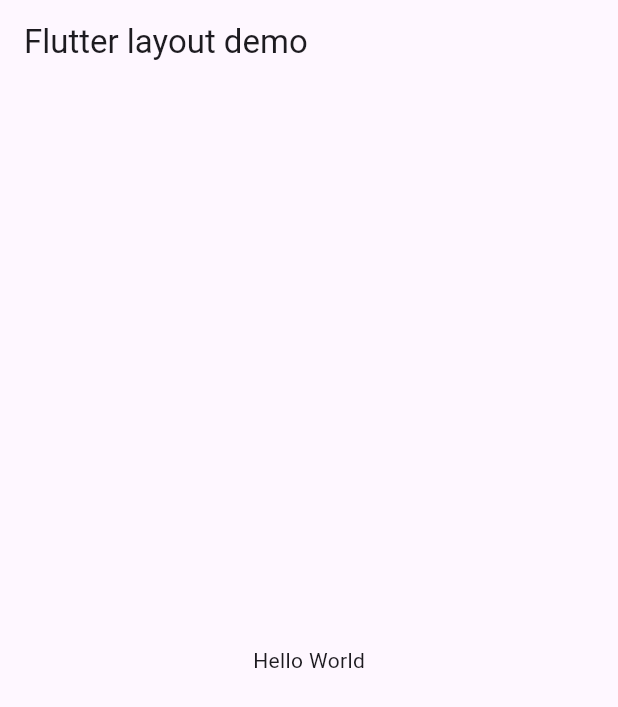
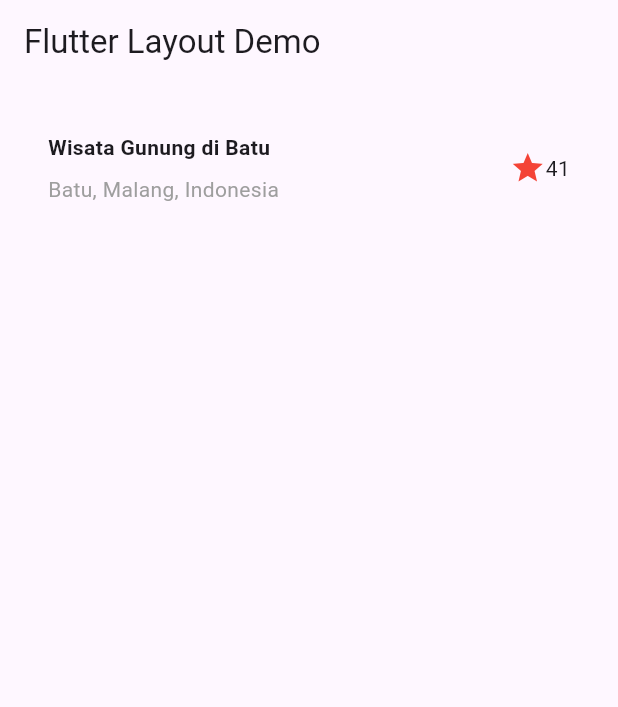
Before and after one commit to eerfinn/flutter-layout-navigation, a Flutter app: the screen it shows after launch, on a phone screen of 412 x 824 dp. Shown: the top 707 px of the screen. Run offline on Flutter 3.47's test engine with Material 3 defaults, Android fonts, the phone set to English and light mode, and no system bars.

Commit message:
Praktikum 1: Langkah 4 - Implementasi title row

```diff
--- a/lib/main.dart
+++ b/lib/main.dart
@@ -9,102 +9,41 @@ class MyApp extends StatelessWidget {
 
   @override
   Widget build(BuildContext context) {
+    Widget titleSection = Container(
+      padding: const EdgeInsets.all(32),
+      child: Row(
+        children: [
+          Expanded(
+            child: Column(
+              crossAxisAlignment: CrossAxisAlignment.start,
+              children: [
+                Container(
+                  padding: const EdgeInsets.only(bottom: 8),
+                  child: const Text(
+                    'Wisata Gunung di Batu',
+                    style: TextStyle(fontWeight: FontWeight.bold),
+                  ),
+                ),
+                Text(
+                  'Batu, Malang, Indonesia',
+                  style: TextStyle(color: Colors.grey[500]),
+                ),
+              ],
+            ),
+          ),
+          Icon(Icons.star, color: Colors.red[500]),
+          const Text('41'),
+        ],
+      ),
+    );
+
     return MaterialApp(
-      title: 'Flutter layout: Erfin Jauhari Dwi Brian dan 2341760088',
+      title: 'Flutter layout: Erfin Jauhari Dwi Brian 2341760088',
       home: Scaffold(
-        appBar: AppBar(
-          title: const Text('Flutter layout demo'),
-        ),
-        body: const Center(
-          child: Text('Hello World'),
-        ),
+        appBar: AppBar(title: const Text('Flutter Layout Demo')),
+        // Ganti body dengan Column yang berisi titleSection
+        body: Column(children: [titleSection]),
       ),
     );
   }
 }
-
-class MyHomePage extends StatefulWidget {
-  const MyHomePage({super.key, required this.title});
-
-  // This widget is the home page of your application. It is stateful, meaning
-  // that it has a State object (defined below) that contains fields that affect
-  // how it looks.
-
-  // This class is the configuration for the state. It holds the values (in this
-  // case the title) provided by the parent (in this case the App widget) and
-  // used by the build method of the State. Fields in a Widget subclass are
-  // always marked "final".
-
-  final String title;
-
-  @override
-  State<MyHomePage> createState() => _MyHomePageState();
-}
-
-class _MyHomePageState extends State<MyHomePage> {
-  int _counter = 0;
-
-  void _incrementCounter() {
-    setState(() {
-      // This call to setState tells the Flutter framework that something has
-      // changed in this State, which causes it to rerun the build method below
-      // so that the display can reflect the updated values. If we changed
-      // _counter without calling setState(), then the build method would not be
-      // called again, and so nothing would appear to happen.
-      _counter++;
-    });
-  }
-
-  @override
-  Widget build(BuildContext context) {
-    // This method is rerun every time setState is called, for instance as done
-    // by the _incrementCounter method above.
-    //
-    // The Flutter framework has been optimized to make rerunning build methods
-    // fast, so that you can just rebuild anything that needs updating rather
-    // than having to individually change instances of widgets.
-    return Scaffold(
-      appBar: AppBar(
-        // TRY THIS: Try changing the color here to a specific color (to
-        // Colors.amber, perhaps?) and trigger a hot reload to see the AppBar
-        // change color while the other colors stay the same.
-        backgroundColor: Theme.of(context).colorScheme.inversePrimary,
-        // Here we take the value from the MyHomePage object that was created by
-        // the App.build method, and use it to set our appbar title.
-        title: Text(widget.title),
-      ),
-      body: Center(
-        // Center is a layout widget. It takes a single child and positions it
-        // in the middle of the parent.
-        child: Column(
-          // Column is also a layout widget. It takes a list of children and
-          // arranges them vertically. By default, it sizes itself to fit its
-          // children horizontally, and tries to be as tall as its parent.
-          //
-          // Column has various properties to control how it sizes itself and
-          // how it positions its children. Here we use mainAxisAlignment to
-          // center the children vertically; the main axis here is the vertical
-          // axis because Columns are vertical (the cross axis would be
-          // horizontal).
-          //
-          // TRY THIS: Invoke "debug painting" (choose the "Toggle Debug Paint"
-          // action in the IDE, or press "p" in the console), to see the
-          // wireframe for each widget.
-          mainAxisAlignment: MainAxisAlignment.center,
-          children: <Widget>[
-            const Text('You have pushed the button this many times:'),
-            Text(
-              '$_counter',
-              style: Theme.of(context).textTheme.headlineMedium,
-            ),
-          ],
-        ),
-      ),
-      floatingActionButton: FloatingActionButton(
-        onPressed: _incrementCounter,
-        tooltip: 'Increment',
-        child: const Icon(Icons.add),
-      ), // This trailing comma makes auto-formatting nicer for build methods.
-    );
-  }
-}
```
Also changed, not shown: images/03.png (added), 1 other file.
